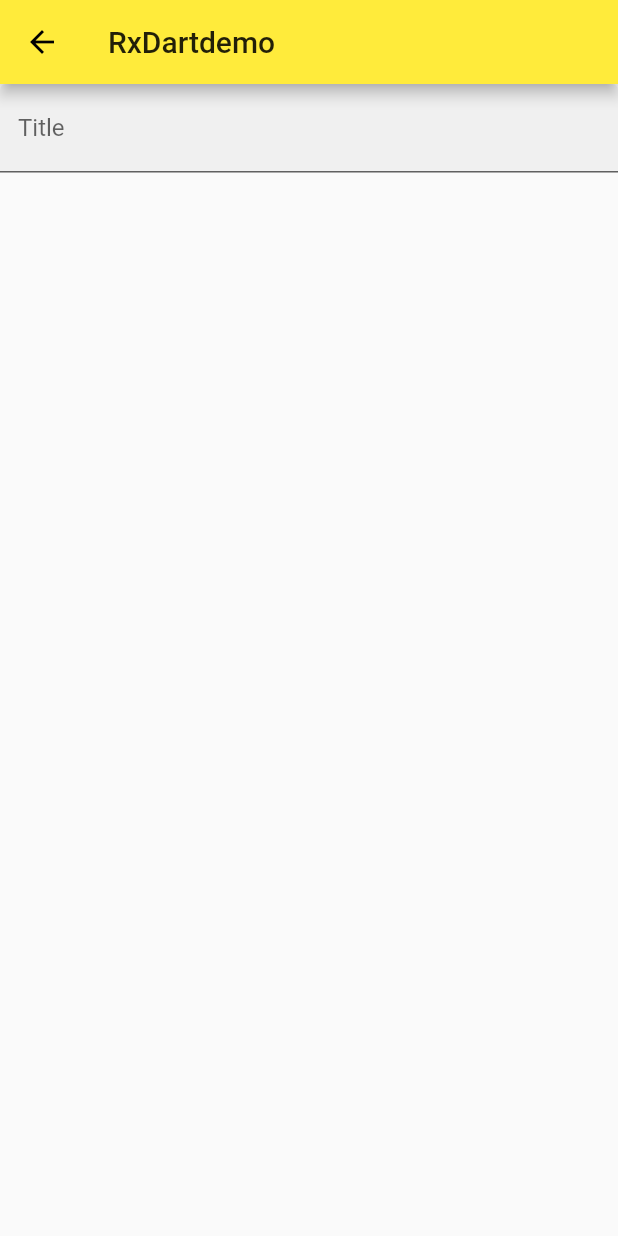
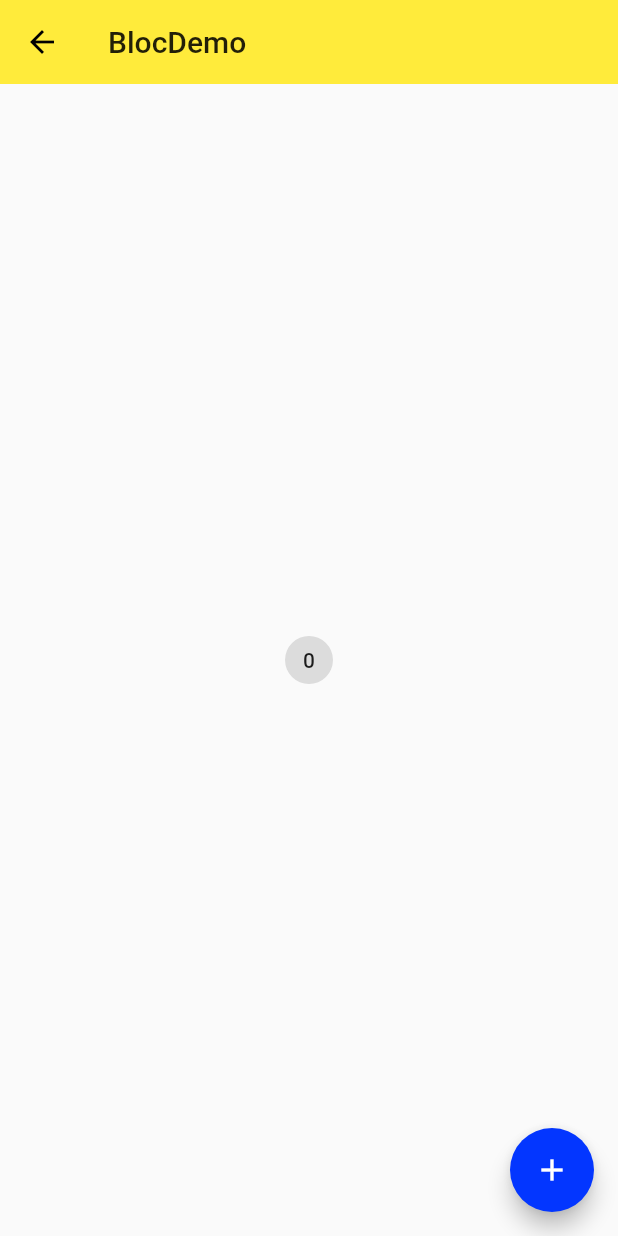
Before and after one commit to chuheridangwu/flutter_demo, a Flutter app: the screen it shows after launch, on a phone screen of 412 x 824 dp. Run offline on Flutter 3.47's test engine with Material 2 defaults, Android fonts, the phone set to English and light mode, and no system bars; our stand-ins replace rxdart.

Commit message:
使用InheritedWidget进行传值

```diff
--- /dev/null
+++ b/lib/demo/bloc/bloc_demo.dart
@@ -0,0 +1,21 @@
+//Bloc是一套反应式应用架构，就是把一些应用逻辑拿出来单独放到一个类里面，用到Stream/RxDart/
+
+import 'package:flutter/material.dart';
+import './counter_bloc_demo.dart';
+
+class BlocDemo extends StatelessWidget {
+  @override
+  Widget build(BuildContext context) {
+    return CounterProvider(
+      bloc: CounterBloc(),
+      child: Scaffold(
+        appBar: AppBar(
+          title: Text('BlocDemo'),
+          elevation: 0.0,
+        ),
+        body: CounterHome(),
+        floatingActionButton: CounterActionButton(),
+      ),
+    );
+  }
+}
--- /dev/null
+++ b/lib/demo/bloc/counter_bloc_demo.dart
@@ -0,0 +1,50 @@
+import 'package:flutter/material.dart';
+
+class CounterHome extends StatelessWidget {
+  @override
+  Widget build(BuildContext context) {
+    CounterBloc _counterBloc = CounterProvider.of(context).bloc;
+    return Center(
+      child: ActionChip(
+        label: Text('0'),
+        onPressed: (){
+          _counterBloc.log();
+        },
+      ),
+    );
+  }
+}
+
+class CounterActionButton extends StatelessWidget {
+  @override
+  Widget build(BuildContext context) {
+    CounterBloc _counterBloc = CounterProvider.of(context).bloc;
+    return FloatingActionButton(
+      child: Icon(Icons.add),
+      onPressed: (){
+        _counterBloc.log();
+      },
+    );
+  }
+}
+
+class CounterProvider extends InheritedWidget{
+  final Widget child;
+  final CounterBloc bloc;
+  CounterProvider({this.bloc,this.child}) : super(child: child);
+
+  static CounterProvider of(BuildContext context){
+    return context.inheritFromWidgetOfExactType(CounterProvider);
+  }
+
+  @override
+  bool updateShouldNotify(InheritedWidget oldWidget) {
+    return true;
+  }
+}
+
+class CounterBloc{
+  void log(){
+    print('CounterBloc');
+  }
+}
--- a/lib/main.dart
+++ b/lib/main.dart
@@ -1,4 +1,5 @@
 import 'package:flutter/material.dart';
+import 'package:flutter_demo/demo/bloc/bloc_demo.dart';
 import 'package:flutter_demo/demo/from_demo.dart';
 import 'package:flutter_demo/demo/rxdart/rxdart_demo.dart';
 import 'package:flutter_demo/model/post.dart';
@@ -13,6 +14,7 @@ import './demo/material_components.dart';
 import './demo/popup_menu_btn_demo.dart';
 import './demo/stream/stream_demo.dart';
 import './demo/rxdart/rxdart_demo.dart';
+import './demo/bloc/bloc_demo.dart';
 
 void main() => runApp(App());
 
@@ -22,7 +24,7 @@ class App extends StatelessWidget {
     return MaterialApp(
         debugShowCheckedModeBanner: false,
         // home: NavigatorDemo(),
-        initialRoute: '/rxdart',
+        initialRoute: '/bloc',
         routes: {
           '/about': (context) => Page(
                 title: 'About',
@@ -31,7 +33,8 @@ class App extends StatelessWidget {
           '/from': (context) => FromDemo(),
           '/mdc': (context) => MaterialComponents(),
           '/stream': (context) => StreamDemo(),
-           '/rxdart': (context) => RxDartdemo(),
+          '/rxdart': (context) => RxDartdemo(),
+          '/bloc': (context) => BlocDemo(),
         },
         theme: ThemeData(
           // 主题
```
